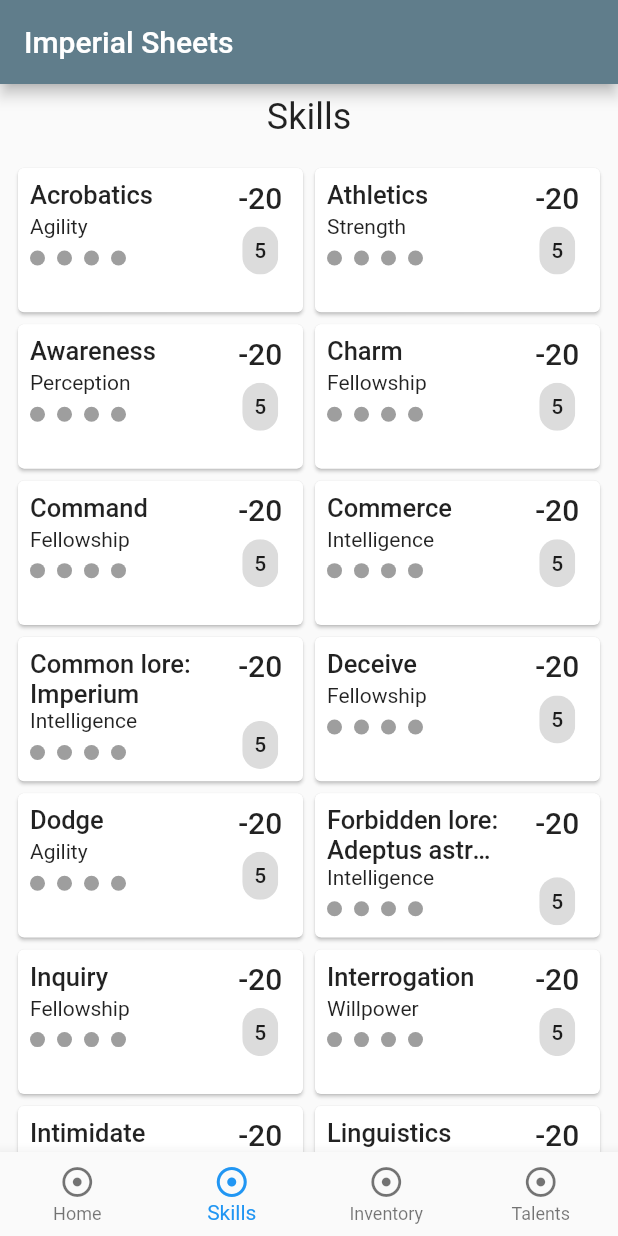
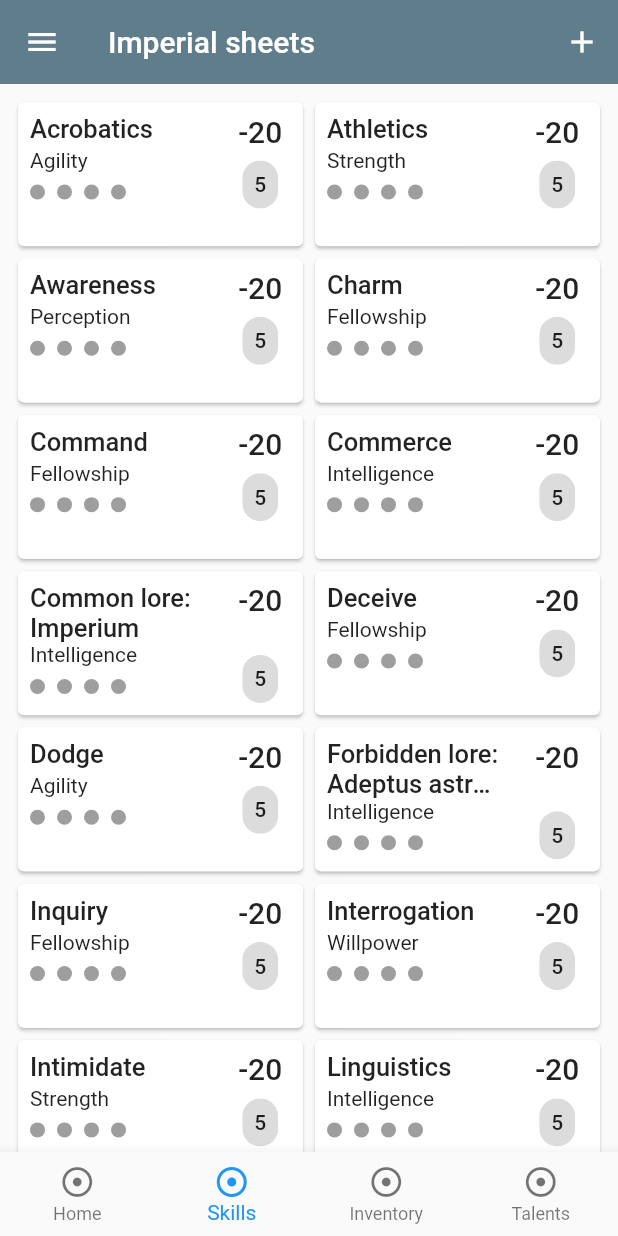
Before and after one commit to SHeija/imperial-sheets, a Flutter app: the screen it shows after launch, item 2 of the bottom bar chosen, on a phone screen of 412 x 824 dp. Run offline on Flutter 3.47's test engine with Material 2 defaults, Android fonts, the phone set to English and light mode, and no system bars; our stand-ins replace flutter_form_builder; missing offline and left inert: statusbar; generated files the repository leaves out were written again.

Commit message:
skills and items can be added

```diff
--- a/lib/components/common/skillTile.dart
+++ b/lib/components/common/skillTile.dart
@@ -35,11 +35,6 @@ class SkillTile extends StatelessWidget {
         fontFamily: 'Roboto',
         fontSize: 17.0,
         fontWeight: FontWeight.w500);
-    const smallerTitle = TextStyle(
-        color: Color(0xdd000000),
-        fontFamily: 'Roboto',
-        fontSize: 15.0,
-        fontWeight: FontWeight.w300);
 
     return GestureDetector(
       onLongPress: () => _showEditDialog(context),
@@ -57,7 +52,7 @@ class SkillTile extends StatelessWidget {
                   child: Column(
                     crossAxisAlignment: CrossAxisAlignment.start,
                     children: <Widget>[
-                      Text(skill.title, style: smallTitle),
+                      Text(skill.canHaveMultiple() ? skill.title+':' : skill.title, style: smallTitle),
                       skill.subSkill.isNotEmpty
                           ? Text(skill.subSkill, overflow: TextOverflow.ellipsis, style: smallTitle)
                           : Container(),
--- a/lib/components/dialogs/itemEditDialog.dart
+++ b/lib/components/dialogs/itemEditDialog.dart
@@ -52,7 +52,6 @@ class ItemEditDialog extends StatelessWidget {
                         validators: [FormBuilderValidators.required()],
                         min: 0,
                         step: 1,
-                        valueTransformer: (v) => int.parse(v),
                       ),
                     ],
                   )),
@@ -71,6 +70,7 @@ class ItemEditDialog extends StatelessWidget {
               item.title = _formKey.currentState.value['title'];
               item.description = _formKey.currentState.value['description'];
               item.weight = _formKey.currentState.value['weight'];
+              item.amount = _formKey.currentState.value['amount'];
               Navigator.of(context).pop(item);
             }
           },
--- a/lib/main.dart
+++ b/lib/main.dart
@@ -1,6 +1,5 @@
 import 'package:flutter/material.dart';
-import './views/myHomePage.dart';
-import './views/readFileScreen.dart';
+import 'package:statusbar/statusbar.dart';
 import './views/rootView.dart';
 
 void main() => runApp(App());
@@ -9,6 +8,9 @@ class App extends StatelessWidget {
   // This widget is the root of your application.
   @override
   Widget build(BuildContext context) {
+
+    StatusBar.color(Colors.blueGrey);
+
     return MaterialApp(
       title: 'Imperial Sheets',
       theme: ThemeData(
--- a/lib/models/datamodels.dart
+++ b/lib/models/datamodels.dart
@@ -23,16 +23,17 @@ class Talent {
 
 @JsonSerializable()
 class Skill {
-  final String title, stat; // e.g Parry, Weapon Skill
+  String title, stat; // e.g Parry, Weapon Skill
   String subSkill;
   int stage;
-  final List<String> aptitudes;
+  List<String> aptitudes;
 
   Skill(this.title, this.aptitudes, this.stage, this.stat);
   Skill.notKnown(this.title, this.aptitudes, this.stat){
     subSkill = '';
     stage = 0;
   }
+  Skill.blank();
 
   String getBonusString() {
     switch (stage){
@@ -133,6 +134,7 @@ class Stat {
   List<String> aptitudes;
 
   Stat(this.name, this.short, this.value, this.stage, this.aptitudes);
+  Stat.blank();
 
   factory Stat.fromJson(Map<String, dynamic> json) => _$StatFromJson(json);
   Map<String, dynamic> toJson() => _$StatToJson(this);
--- a/lib/utils/constants.dart
+++ b/lib/utils/constants.dart
@@ -21,10 +21,10 @@ const awareness = 'Awareness';
 const charm = 'Charm';
 const command = 'Command';
 const commerce = 'Commerce';
-const commonLore = 'Common lore:';
+const commonLore = 'Common lore';
 const deceive = 'Deceive';
 const dodge = 'Dodge';
-const forbiddenLore = 'Forbidden lore:';
+const forbiddenLore = 'Forbidden lore';
 const inquiry = 'Inquiry';
 const interrogation = 'Interrogation';
 const intimidate = 'Intimidate';
@@ -39,10 +39,10 @@ const operateSurface = 'Operate: Surface';
 const operateVoidship = 'Operate: Voidship';
 const parry = 'Parry';
 const psyniscience = 'Psyniscience';
-const scholasticLore = 'Scholastic Lore:';
+const scholasticLore = 'Scholastic lore';
 const scrutiny = 'Scrutiny';
 const security = 'Security';
-const sleighOfHand = 'Sleigh Of Hand';
+const sleighOfHand = 'Sleigh of Hand';
 const stealth = 'Stealth';
 const survival = 'Survival';
 const techUse = 'Tech use';
--- a/lib/views/mainView.dart
+++ b/lib/views/mainView.dart
@@ -12,6 +12,11 @@ class MainView extends StatelessWidget {
     return CustomScrollView(
       primary: false,
       slivers: <Widget>[
+        SliverAppBar(
+          title: Text('Imperial sheets'),
+          snap: true,
+          floating: true,
+        ),
         SliverPadding(
           padding: const EdgeInsets.all(8.0),
           sliver: SliverToBoxAdapter(
--- a/lib/views/rootView.dart
+++ b/lib/views/rootView.dart
@@ -1,5 +1,4 @@
 import 'package:flutter/material.dart';
-import 'package:imperial_sheets/components/common/cornerMenu.dart';
 import 'package:imperial_sheets/providers/characterModel.dart';
 import 'package:imperial_sheets/views/inventoryView.dart';
 import 'package:imperial_sheets/views/mainView.dart';
@@ -54,13 +53,37 @@ class _RootViewState extends State<RootView> {
     return ChangeNotifierProvider(
       create: (context) => CharacterModel(),
       child: Scaffold(
-        appBar: AppBar(
-          title: Text('Imperial Sheets'),
-          actions: <Widget>[
-            // CornerMenu()
+        drawer: Drawer(
+          child: ListView(
+          // Important: Remove any padding from the ListView.
+          padding: EdgeInsets.zero,
+          children: <Widget>[
+            DrawerHeader(
+              child: Text('Drawer Header'),
+              decoration: BoxDecoration(
+                color: Colors.blue,
+              ),
+            ),
+            ListTile(
+              title: Text('Item 1'),
+              onTap: () {
+                // Update the state of the app.
+                // ...
+              },
+            ),
+            ListTile(
+              title: Text('Item 2'),
+              onTap: () {
+                // Update the state of the app.
+                // ...
+              },
+            ),
           ],
         ),
-        body: _children[_currentIndex], // body selected from a list of widgets
+        ),
+        body: SafeArea(
+          child: _children[_currentIndex],
+        ),
         bottomNavigationBar: BottomNavigationBar(
           type: BottomNavigationBarType.fixed,
           currentIndex: _currentIndex, // this will be set when a new tab is tapped
--- a/lib/views/skillView.dart
+++ b/lib/views/skillView.dart
@@ -1,25 +1,44 @@
 import 'package:flutter/material.dart';
 import 'package:imperial_sheets/components/common/skillTile.dart';
 import 'package:imperial_sheets/components/dialogs/confirmDialog.dart';
+import 'package:imperial_sheets/components/dialogs/skillAddDialog.dart';
 import 'package:imperial_sheets/models/datamodels.dart';
 import 'package:imperial_sheets/providers/characterModel.dart';
 import 'package:provider/provider.dart';
 
 class SkillView extends StatelessWidget {
+
+  // DIALOG
+  void _showAddDialog(BuildContext context) async {
+    final result = await showDialog<dynamic>(
+        context: context,
+        builder: (BuildContext context) {
+          return SkillAddDialog();
+        }
+    );
+    if (result != null) {
+      Provider.of<CharacterModel>(context, listen: false).addSkill(result);
+    }
+  }
+
   @override
   Widget build(BuildContext context) {
     List<Skill> skills = Provider.of<CharacterModel>(context).getSkills();
     return CustomScrollView(
       primary: false,
       slivers: <Widget>[
-        SliverPadding(
-          padding: const EdgeInsets.all(8.0),
-          sliver: SliverToBoxAdapter(
-            child: Container(
-              alignment: Alignment.center,
-              child: Text('Skills', style: Theme.of(context).textTheme.headline5)
-            ),
-          ),
+        SliverAppBar(
+          snap: true,
+          title: Text('Imperial sheets'),
+          floating: true,
+          actions: <Widget>[
+            IconButton(
+              icon: Icon(Icons.add),
+              onPressed: () {
+                _showAddDialog(context);
+              },
+            )
+          ],
         ),
         SliverPadding(
           padding: const EdgeInsets.all(8.0),
--- a/pubspec.yaml
+++ b/pubspec.yaml
@@ -27,6 +27,7 @@ dependencies:
   path_provider: 1.5.1
   flutter_form_builder: ^3.8.2
   provider: ^4.0.4
+  statusbar: ^1.1.0
 
 dev_dependencies:
   flutter_test:
```
Also changed, not shown: lib/components/common/cornerMenu.dart (+2 -10 lines), lib/components/containers/infoContainer.dart (+5 -2 lines), lib/components/dialogs/skillAddDialog.dart (added, +77 -0 lines), lib/components/dialogs/skillEditDialog.dart (+13 -5 lines), lib/components/dialogs/weaponEditDialog.dart (+9 -1 lines), lib/views/inventoryView.dart (+66 -1 lines), pubspec.lock.
